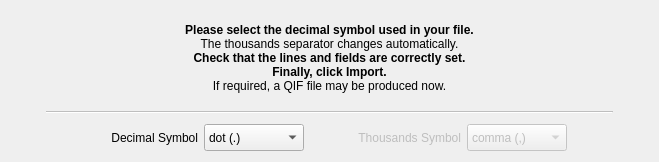
Before: the Qt Designer form kmymoney/plugins/csvimport/completionwizardpage.ui in KDE/kmymoney, drawn with Qt 5.
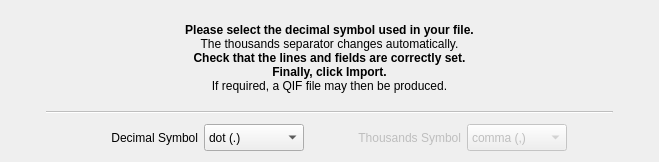
After: the same form once the commit is applied. Custom widgets are drawn as their Qt base class.

```diff
--- a/kmymoney/plugins/csvimport/completionwizardpage.ui
+++ b/kmymoney/plugins/csvimport/completionwizardpage.ui
@@ -7,7 +7,7 @@
     <x>0</x>
     <y>0</y>
     <width>659</width>
-    <height>156</height>
+    <height>160</height>
    </rect>
   </property>
   <property name="sizePolicy">
@@ -49,12 +49,12 @@
           <string>&lt;!DOCTYPE HTML PUBLIC &quot;-//W3C//DTD HTML 4.0//EN&quot; &quot;http://www.w3.org/TR/REC-html40/strict.dtd&quot;&gt;
 &lt;html&gt;&lt;head&gt;&lt;meta name=&quot;qrichtext&quot; content=&quot;1&quot; /&gt;&lt;style type=&quot;text/css&quot;&gt;
 p, li { white-space: pre-wrap; }
-&lt;/style&gt;&lt;/head&gt;&lt;body style=&quot; font-family:'Sans Serif'; font-size:8pt; font-weight:400; font-style:normal;&quot;&gt;
-&lt;p align=&quot;center&quot; style=&quot; margin-top:0px; margin-bottom:0px; margin-left:0px; margin-right:0px; -qt-block-indent:0; text-indent:0px;&quot;&gt;&lt;span style=&quot; font-size:9pt; font-weight:600;&quot;&gt;Please select the decimal symbol used in your file.&lt;/span&gt;&lt;/p&gt;
-&lt;p align=&quot;center&quot; style=&quot; margin-top:0px; margin-bottom:0px; margin-left:0px; margin-right:0px; -qt-block-indent:0; text-indent:0px;&quot;&gt;&lt;span style=&quot; font-size:9pt;&quot;&gt;The thousands separator changes automatically.&lt;/span&gt;&lt;/p&gt;
-&lt;p align=&quot;center&quot; style=&quot; margin-top:0px; margin-bottom:0px; margin-left:0px; margin-right:0px; -qt-block-indent:0; text-indent:0px;&quot;&gt;&lt;span style=&quot; font-size:9pt; font-weight:600;&quot;&gt;Check that the lines and fields are correctly set.&lt;/span&gt;&lt;/p&gt;
-&lt;p align=&quot;center&quot; style=&quot; margin-top:0px; margin-bottom:0px; margin-left:0px; margin-right:0px; -qt-block-indent:0; text-indent:0px;&quot;&gt;&lt;span style=&quot; font-size:9pt; font-weight:600;&quot;&gt;Finally, click Import.&lt;/span&gt;&lt;/p&gt;
-&lt;p align=&quot;center&quot; style=&quot; margin-top:0px; margin-bottom:0px; margin-left:0px; margin-right:0px; -qt-block-indent:0; text-indent:0px;&quot;&gt;&lt;span style=&quot; font-size:9pt;&quot;&gt;If required, a QIF file may be produced now.&lt;/span&gt;&lt;/p&gt;&lt;/body&gt;&lt;/html&gt;</string>
+&lt;/style&gt;&lt;/head&gt;&lt;body style=&quot; font-family:'Sans'; font-size:9pt; font-weight:400; font-style:normal;&quot;&gt;
+&lt;p align=&quot;center&quot; style=&quot; margin-top:0px; margin-bottom:0px; margin-left:0px; margin-right:0px; -qt-block-indent:0; text-indent:0px;&quot;&gt;&lt;span style=&quot; font-family:'Sans Serif'; font-weight:600;&quot;&gt;Please select the decimal symbol used in your file.&lt;/span&gt;&lt;/p&gt;
+&lt;p align=&quot;center&quot; style=&quot; margin-top:0px; margin-bottom:0px; margin-left:0px; margin-right:0px; -qt-block-indent:0; text-indent:0px;&quot;&gt;&lt;span style=&quot; font-family:'Sans Serif';&quot;&gt;The thousands separator changes automatically.&lt;/span&gt;&lt;/p&gt;
+&lt;p align=&quot;center&quot; style=&quot; margin-top:0px; margin-bottom:0px; margin-left:0px; margin-right:0px; -qt-block-indent:0; text-indent:0px;&quot;&gt;&lt;span style=&quot; font-family:'Sans Serif'; font-weight:600;&quot;&gt;Check that the lines and fields are correctly set.&lt;/span&gt;&lt;/p&gt;
+&lt;p align=&quot;center&quot; style=&quot; margin-top:0px; margin-bottom:0px; margin-left:0px; margin-right:0px; -qt-block-indent:0; text-indent:0px;&quot;&gt;&lt;span style=&quot; font-family:'Sans Serif'; font-weight:600;&quot;&gt;Finally, click Import.&lt;/span&gt;&lt;/p&gt;
+&lt;p align=&quot;center&quot; style=&quot; margin-top:0px; margin-bottom:0px; margin-left:0px; margin-right:0px; -qt-block-indent:0; text-indent:0px;&quot;&gt;&lt;span style=&quot; font-family:'Sans Serif';&quot;&gt;If required, a QIF file may then be produced.&lt;/span&gt;&lt;/p&gt;&lt;/body&gt;&lt;/html&gt;</string>
          </property>
         </widget>
        </item>
```
